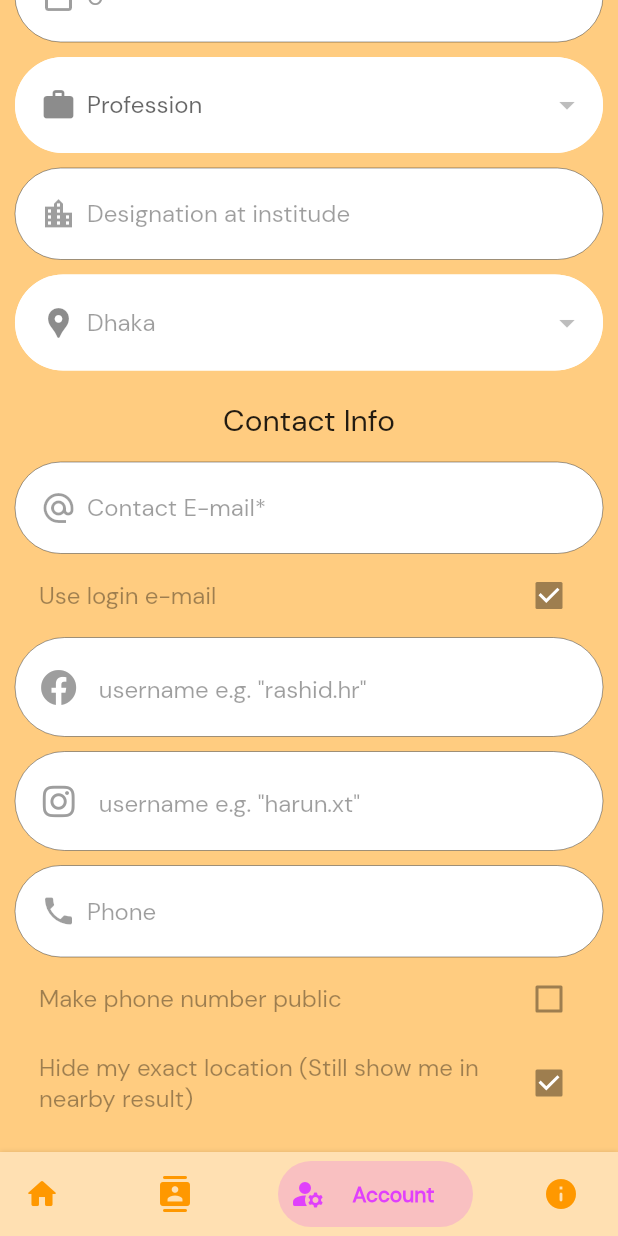
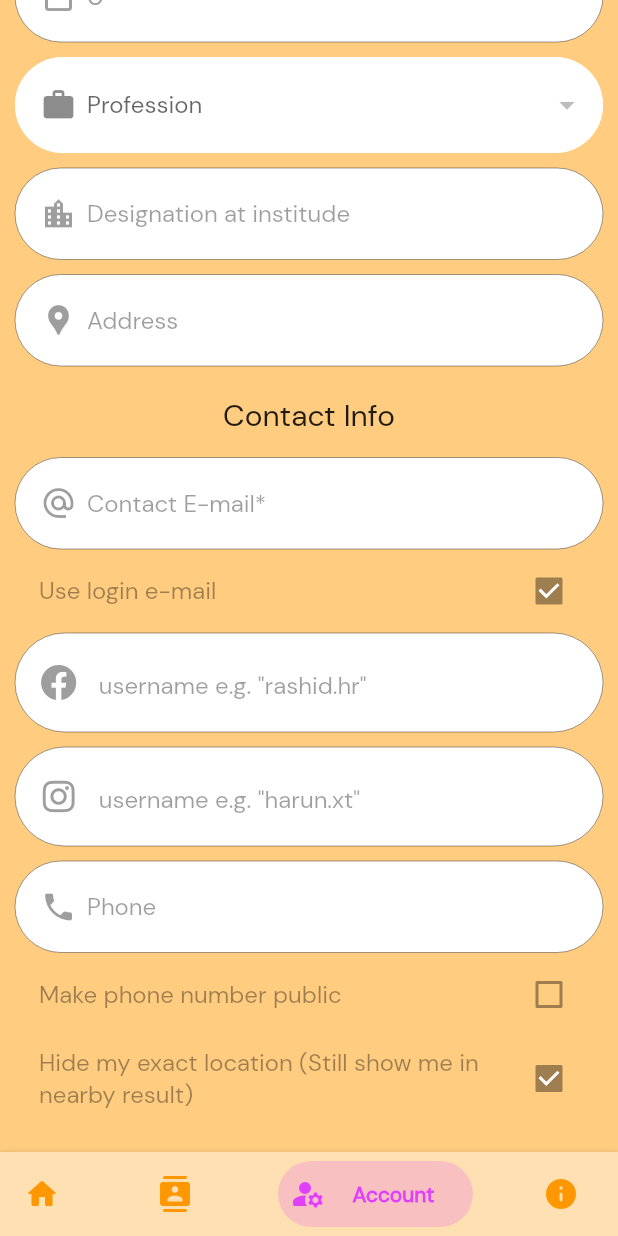
Before and after one commit to Good-Rabbit/cadets_nearby, a Flutter app: the screen it shows once a user with an empty profile is signed in, item 3 of the bottom bar chosen, scrolled down 576 dp, on a phone screen of 412 x 824 dp. Run offline on Flutter 3.47's test engine with Material 2 defaults, Android fonts, the phone set to English and light mode, and no system bars; drawn by our look-alikes of bottom_navy_bar; our stand-ins replace cloud_firestore, firebase_auth, firebase_core, firebase_messaging, flutter_local_notifications, flutter_spinkit and 5 more; missing offline and left inert: animate_icons, geocode; accounts and stored records are empty.

Commit message:
Fixed Bugs

```diff
--- a/lib/data/app_data.dart
+++ b/lib/data/app_data.dart
@@ -91,69 +91,69 @@ const List<String> professions = [
   'Student'
 ];
 
-const List<String> districts = [
-  'Bagerhat',
-  'Bandarban',
-  'Barguna',
-  'Barisal',
-  'Bhola',
-  'Bogra',
-  'Brahmanbaria',
-  'Chandpur',
-  'Chittagong',
-  'Chuadanga',
-  'Comilla',
-  "Cox's Bazar",
-  'Dhaka',
-  'Dinajpur',
-  'Faridpur',
-  'Feni',
-  'Gaibandha',
-  'Gazipur',
-  'Gopalganj',
-  'Habiganj',
-  'Jaipurhat',
-  'Jamalpur',
-  'Jessore',
-  'Jhalakati',
-  'Jhenaidah',
-  'Khagrachari',
-  'Khulna',
-  'Kishoreganj',
-  'Kurigram',
-  'Kushtia',
-  'Lakshmipur',
-  'Lalmonirhat',
-  'Madaripur',
-  'Magura',
-  'Manikganj',
-  'Meherpur',
-  'Moulvibazar',
-  'Munshiganj',
-  'Mymensingh',
-  'Naogaon',
-  'Narail',
-  'Narayanganj',
-  'Narsingdi',
-  'Natore',
-  'Nawabganj',
-  'Netrakona',
-  'Nilphamari',
-  'Noakhali',
-  'Pabna',
-  'Panchagarh',
-  'Parbattya Chattagram',
-  'Patuakhali',
-  'Pirojpur',
-  'Rajbari',
-  'Rajshahi',
-  'Rangpur',
-  'Satkhira',
-  'Shariatpur',
-  'Sherpur',
-  'Sirajganj',
-  'Sunamganj',
-  'Sylhet',
-  'Tangail',
-  'Thakurgaon',
-];
+// const List<String> districts = [
+//   'Bagerhat',
+//   'Bandarban',
+//   'Barguna',
+//   'Barisal',
+//   'Bhola',
+//   'Bogra',
+//   'Brahmanbaria',
+//   'Chandpur',
+//   'Chittagong',
+//   'Chuadanga',
+//   'Comilla',
+//   "Cox's Bazar",
+//   'Dhaka',
+//   'Dinajpur',
+//   'Faridpur',
+//   'Feni',
+//   'Gaibandha',
+//   'Gazipur',
+//   'Gopalganj',
+//   'Habiganj',
+//   'Jaipurhat',
+//   'Jamalpur',
+//   'Jessore',
+//   'Jhalakati',
+//   'Jhenaidah',
+//   'Khagrachari',
+//   'Khulna',
+//   'Kishoreganj',
+//   'Kurigram',
+//   'Kushtia',
+//   'Lakshmipur',
+//   'Lalmonirhat',
+//   'Madaripur',
+//   'Magura',
+//   'Manikganj',
+//   'Meherpur',
+//   'Moulvibazar',
+//   'Munshiganj',
+//   'Mymensingh',
+//   'Naogaon',
+//   'Narail',
+//   'Narayanganj',
+//   'Narsingdi',
+//   'Natore',
+//   'Nawabganj',
+//   'Netrakona',
+//   'Nilphamari',
+//   'Noakhali',
+//   'Pabna',
+//   'Panchagarh',
+//   'Parbattya Chattagram',
+//   'Patuakhali',
+//   'Pirojpur',
+//   'Rajbari',
+//   'Rajshahi',
+//   'Rangpur',
+//   'Satkhira',
+//   'Shariatpur',
+//   'Sherpur',
+//   'Sirajganj',
+//   'Sunamganj',
+//   'Sylhet',
+//   'Tangail',
+//   'Thakurgaon',
+// ];
--- a/lib/pages/sub_pages/account_sub.dart
+++ b/lib/pages/sub_pages/account_sub.dart
@@ -32,6 +32,7 @@ class _AccountSubPageState extends State<AccountSubPage>
   TextEditingController fbTextController = TextEditingController();
   TextEditingController instaTextController = TextEditingController();
   TextEditingController designationTextController = TextEditingController();
+  TextEditingController addressTextController = TextEditingController();
 
   AnimateIconController controller = AnimateIconController();
 
@@ -43,7 +44,6 @@ class _AccountSubPageState extends State<AccountSubPage>
 
   String college = 'Pick your college*';
   String profession = 'Doctor';
-  String district = 'Dhaka';
 
   @override
   void dispose() {
@@ -56,6 +56,7 @@ class _AccountSubPageState extends State<AccountSubPage>
     fbTextController.dispose();
     instaTextController.dispose();
     designationTextController.dispose();
+    addressTextController.dispose();
     super.dispose();
   }
 
@@ -547,38 +548,26 @@ class _AccountSubPageState extends State<AccountSubPage>
                       padding: const EdgeInsets.fromLTRB(10.0, 10.0, 10.0, 0.0),
                       child: SizedBox(
                         width: 500,
-                        child: DropdownButtonFormField(
-                          hint: const Text('Work district'),
+                        child: TextFormField(
+                          enabled:editingEnabled,
+                          controller: addressTextController,
+                          cursorColor: Colors.grey[800],
                           decoration: const InputDecoration(
+                            hintText: 'Address',
                             prefixIcon: Padding(
                               padding: EdgeInsets.fromLTRB(10.0, 0, 0, 0),
-                              child: Icon(
-                                Icons.location_pin,
-                              ),
+                              child: Icon(Icons.location_pin),
                             ),
                           ),
-                          value: district,
-                          isDense: true,
-                          onChanged: !editingEnabled
-                              ? null
-                              : (value) {
-                                  setState(() {
-                                    district = value! as String;
-                                    if (district !=
-                                        context
-                                            .read<MainUser>()
-                                            .user!
-                                            .district) {
-                                      hasChanged = true;
-                                    }
-                                  });
-                                },
-                          items: districts.map((String value) {
-                            return DropdownMenuItem<String>(
-                              value: value,
-                              child: Text(value),
-                            );
-                          }).toList(),
+                          onChanged: (value) {
+                            setState(() {
+                              if (addressTextController.text !=
+                                  context.read<MainUser>().user!.address) {
+                                hasChanged = true;
+                              }
+                            });
+                          },
+                          keyboardType: TextInputType.streetAddress,
                         ),
                       ),
                     ),
@@ -888,7 +877,7 @@ class _AccountSubPageState extends State<AccountSubPage>
                                   'instaurl': instaTextController.text,
                                   'designation': designationTextController.text,
                                   'profession': profession,
-                                  'district': district,
+                                  'address': addressTextController.text,
                                 });
                                 // ignore: use_build_context_synchronously
                                 context.read<MainUser>().user = AppUser(
@@ -901,32 +890,32 @@ class _AccountSubPageState extends State<AccountSubPage>
                                   college: college,
                                   email: emailTextController.text,
                                   intake: int.parse(intakeTextController.text),
-                                  // ignore: use_build_context_synchronously
                                   pAlways:
+                                      // ignore: use_build_context_synchronously
                                       context.read<MainUser>().user!.pAlways,
                                   pLocation: locationAccess,
                                   // ignore: use_build_context_synchronously
                                   pMaps: context.read<MainUser>().user!.pMaps,
                                   pPhone: phoneAccess,
-                                  // ignore: use_build_context_synchronously
                                   photoUrl:
+                                      // ignore: use_build_context_synchronously
                                       context.read<MainUser>().user!.photoUrl,
                                   phone: phoneTextController.text,
                                   fbUrl: fbTextController.text,
                                   instaUrl: instaTextController.text,
-                                  // ignore: use_build_context_synchronously
                                   timeStamp:
+                                      // ignore: use_build_context_synchronously
                                       context.read<MainUser>().user!.timeStamp,
-                                  // ignore: use_build_context_synchronously
                                   premium:
+                                      // ignore: use_build_context_synchronously
                                       context.read<MainUser>().user!.premium,
-                                  // ignore: use_build_context_synchronously
                                   verified:
+                                      // ignore: use_build_context_synchronously
                                       context.read<MainUser>().user!.verified,
                                   // ignore: use_build_context_synchronously
                                   celeb: context.read<MainUser>().user!.celeb,
-                                  // ignore: use_build_context_synchronously
                                   treatHead:
+                                      // ignore: use_build_context_synchronously
                                       context.read<MainUser>().user!.treatHead,
                                   treatHunter:
                                       // ignore: use_build_context_synchronously
@@ -936,15 +925,17 @@ class _AccountSubPageState extends State<AccountSubPage>
                                           .treatHunter,
                                   designation: designationTextController.text,
                                   profession: profession,
-                                  // ignore: use_build_context_synchronously
                                   manualDp:
+                                      // ignore: use_build_context_synchronously
                                       context.read<MainUser>().user!.manualDp,
                                   treatCount:
                                       // ignore: use_build_context_synchronously
                                       context.read<MainUser>().user!.treatCount,
                                   // ignore: use_build_context_synchronously
                                   sector: context.read<MainUser>().user!.sector,
-                                  district: district,
+                                  address: addressTextController.text,
+                                  // ignore: use_build_context_synchronously
+                                  contact: context.read<MainUser>().user!.contact,
                                 );
                                 // ignore: use_build_context_synchronously
                                 ScaffoldMessenger.of(context).showSnackBar(
--- a/lib/pages/sub_pages/home_sub.dart
+++ b/lib/pages/sub_pages/home_sub.dart
@@ -471,7 +471,8 @@ class _HomeSubPageState extends State<HomeSubPage>
                                 manualDp: u.data()['manualdp'] as bool,
                                 treatCount: u.data()['treatcount'] as int,
                                 sector: u.data()['sector'] as int,
-                                district: u.data()['district'] as String,
+                                address: u.data()['address'] as String,
+                                contact: u.data()['contact'] as bool
                               );
 
                               Duration timeDiff;
@@ -649,9 +650,9 @@ class _HomeSubPageState extends State<HomeSubPage>
                       );
                     }).toList(),
             ),
-          if (locationData == null && permissionGranted) const Loading(),
           if (rejected || !locationEnabled || !permissionGranted)
             locationDisabled(),
+          if (locationData == null && permissionGranted && locationEnabled)const Loading(),
           const SizedBox(
             height: 100.0,
           ),
--- a/lib/pages/ui_elements/user_profile.dart
+++ b/lib/pages/ui_elements/user_profile.dart
@@ -65,7 +65,7 @@ class UserProfile extends StatelessWidget {
                     'Designation:',
                   ),
                   const Text(
-                    'District:',
+                    'Address:',
                   ),
                 ],
               ),
@@ -116,7 +116,7 @@ class UserProfile extends StatelessWidget {
                   e.designation != '' ? e.designation : '-',
                 ),
                 Text(
-                  e.district,
+                  e.address,
                 ),
               ],
             ),
--- a/lib/services/mainuser_provider.dart
+++ b/lib/services/mainuser_provider.dart
@@ -55,7 +55,8 @@ class MainUser with ChangeNotifier {
       manualDp: u.data()!['manualdp'] as bool,
       treatCount: u.data()!['treatcount'] as int,
       sector: u.data()!['sector'] as int,
-      district: u.data()!['district'] as String,
+      address: u.data()!['address'] as String,
+      contact: u.data()!['address'] as bool,
     );
   }
 }
--- a/lib/services/user.dart
+++ b/lib/services/user.dart
@@ -16,7 +16,7 @@ class AppUser {
   String instaUrl;
   String designation;
   String profession;
-  String district;
+  String address;
   String verified;
   DateTime timeStamp;
   bool pLocation;
@@ -28,6 +28,7 @@ class AppUser {
   bool pAlways;
   bool pMaps;
   bool manualDp;
+  bool contact;
 
   AppUser({
     required this.cName,
@@ -52,7 +53,8 @@ class AppUser {
     required this.manualDp,
     required this.treatCount,
     required this.sector,
-    required this.district,
+    required this.address,
+    required this.contact,
     this.photoUrl = '',
     this.lat = 0,
     this.long = 0,
```
Also changed, not shown: lib/pages/complete_account_page.dart (+13 -25 lines), lib/pages/notifications.dart (+18 -0 lines), lib/pages/ui_elements/nearby_card.dart (+23 -7 lines).
